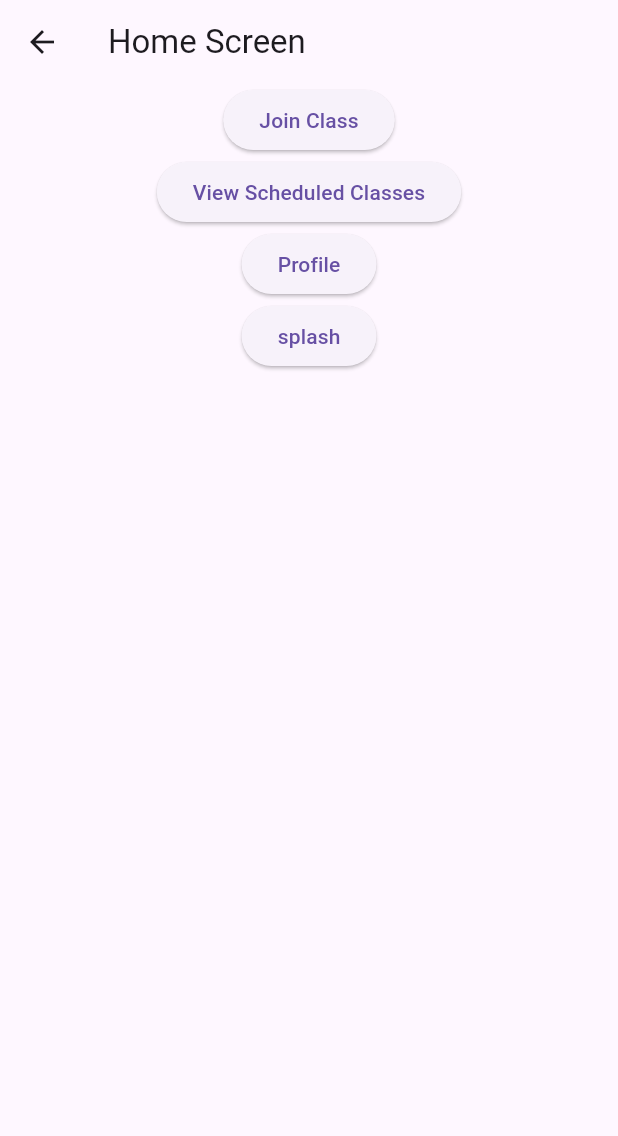
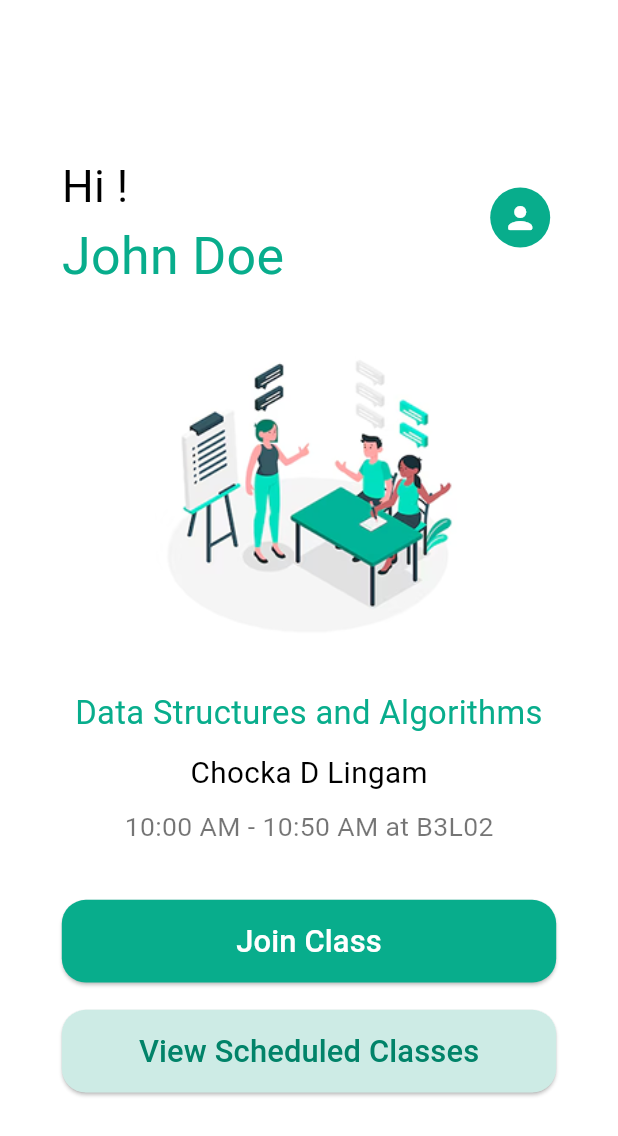
Before and after one commit to HorizonTechFoundation/HorizonClassroom, a Flutter app: the screen it shows after launch, on a phone screen of 412 x 824 dp. Shown: the top 1136 px of the screen. Run offline on Flutter 3.47's test engine with Material 3 defaults, Android fonts, the light colour scheme and no system bars; our stand-ins replace google_fonts; Roboto replaces fonts that are missing (Amaranth, Basic).

Commit message:
Home Page UI Completed

```diff
--- a/Frontend/horizon_classroom/lib/screens/home_screen.dart
+++ b/Frontend/horizon_classroom/lib/screens/home_screen.dart
@@ -1,4 +1,5 @@
 import 'package:flutter/material.dart';
+import 'package:google_fonts/google_fonts.dart';
 
 
 class HomeScreen extends StatefulWidget {
@@ -34,37 +35,144 @@ class _HomeScreenState extends State<HomeScreen> {
 
   @override
   Widget build(BuildContext context) {
+    double width = MediaQuery.of(context).size.width;
+    double height = MediaQuery.of(context).size.height;
+
+    String userName = "John Doe";
+
+    String className = "Data Structures and Algorithms";
+    String classTakenBy = "Chocka D Lingam";
+    String classTimeFrom = "10:00 AM";
+    String classTimeTo = "10:50 AM";
+    String classVenue = "B3L02";
+
     return Scaffold(
-      appBar: AppBar(title: const Text("Home Screen")),
+      backgroundColor: Colors.white,
       body: Center(
         child: Column(
           children:[
-            ElevatedButton(
+            SizedBox(
+              height: height * 0.126,
+              width: width,
+            ),
+            SizedBox(
+              height: height * 0.1,
+              width: width * 0.8,
+              child: Row(
+                mainAxisAlignment: MainAxisAlignment.spaceBetween,
+                children: [
+                  Column(
+                    mainAxisAlignment: MainAxisAlignment.center,
+                    crossAxisAlignment: CrossAxisAlignment.start,
+                    children: [
+                      Text("Hi !",
+                        style: GoogleFonts.amaranth(fontSize: width * 0.072, color:Color.fromARGB(255, 0, 0, 0)),
+                      ),
+                      Text(userName.isNotEmpty ? userName : "Unknown User",
+                        style: GoogleFonts.amaranth(fontSize: width * 0.084, color:Color(0xFF08AD8C)),
+                      ),
+                    ],
+                  ),
+                  IconButton(
+                    icon: const Icon(Icons.person_rounded, color:Color.fromARGB(255, 255, 255, 255)),
+                    style: IconButton.styleFrom(
+                      backgroundColor: Color(0xFF08AD8C),
+                      shape: RoundedRectangleBorder(
+                        borderRadius: BorderRadius.circular(360),
+                      ),
+                    ),
+                    onPressed: () {
+                      Navigator.pushNamed(context, '/profile');
+                    },
+                  ),
+                ],
+              ),
+            ),
+            SizedBox(
+              height: height * 0.05,
+              width: width,
+            ),
+            Image.asset(
+                'assets/HomeImage.png',
+                fit: BoxFit.contain,
+                width: width * 0.55,
+                height: height * 0.25,
+            ),
+            SizedBox(
+              height: height * 0.02,
+              width: width,
+            ),
+            SizedBox(
+              height: height * 0.15,
+              width: width * 0.8,
+              child: Column(
+                mainAxisAlignment: MainAxisAlignment.spaceEvenly,
+                children: [
+                  Flexible(
+                      child:Text(className,
+                      style: GoogleFonts.amaranth(fontSize: width * 0.053, color: const Color(0xFF08AD8C)),
+                      textAlign: TextAlign.center,
+                      maxLines: 2,
+                    ),
+                  ),
+                  Text(classTakenBy,
+                    style: GoogleFonts.basic(fontSize: width * 0.048, color: Colors.black),
+                  ),
+                  Text('$classTimeFrom - $classTimeTo at $classVenue',
+                    style: GoogleFonts.basic(fontSize: width * 0.043, color: Colors.black54),
+                  ),
+                ],
+              ),
+            ),
+            SizedBox(
+              height: height * 0.01,
+              width: width,
+            ),
+            SizedBox(
+              height: height * 0.2,
+              width: width * 0.8,
+              child: Column(
+                mainAxisAlignment: MainAxisAlignment.spaceEvenly,
+                crossAxisAlignment: CrossAxisAlignment.center,
+                children:[
+                  SizedBox(
+                    width: width * 0.8,
+                    height: height * 0.067,
+                    child: ElevatedButton(
+                      style: ElevatedButton.styleFrom(
+                        backgroundColor: const Color(0xFF08AD8C),
+                        shape: RoundedRectangleBorder(
+                          borderRadius: BorderRadius.circular(16),
+                        ),
+                      ),
                       onPressed: () {
                         Navigator.pushNamed(context, '/classroom');
                       },
-              child: const Text("Join Class"),
+                      child: Text("Join Class",
+                        style: GoogleFonts.amaranth(fontSize: width * 0.05, color: Colors.white),
                       ),
-            const SizedBox(width: 20),
-            ElevatedButton(
+                    ),
+                  ),
+                  SizedBox(
+                    width: width * 0.8,
+                    height: height * 0.067,
+                    child: ElevatedButton(
+                      style: ElevatedButton.styleFrom(
+                        backgroundColor: const Color(0xFFCDEBE5),
+                        shape: RoundedRectangleBorder(
+                          borderRadius: BorderRadius.circular(16),
+                        ),
+                      ),
                       onPressed: () {
                         Navigator.pushNamed(context, '/schedule');
                       },
-              child: const Text("View Scheduled Classes"),
+                      child: Text("View Scheduled Classes",
+                        style: GoogleFonts.amaranth(fontSize: width * 0.05, color: const Color(0xFF018369)),
                       ),
-            const SizedBox(width: 20),
-            ElevatedButton(
-              onPressed: () {
-                Navigator.pushNamed(context, '/profile');
-              },
-              child: const Text("Profile"),
                     ),
-            const SizedBox(width: 20),
-            ElevatedButton(
-              onPressed: () {
-                Navigator.pushNamed(context, '/splash');
-              },
-              child: const Text("splash"),
+                  )
+                ]
+              )
             ),
           ],
         )
--- a/Frontend/horizon_classroom/pubspec.yaml
+++ b/Frontend/horizon_classroom/pubspec.yaml
@@ -63,6 +63,7 @@ flutter:
     - assets/splash.png
     - assets/welcomeImage.png
     - assets/LoginImage.png
+    - assets/HomeImage.png
 
   # An image asset can refer to one or more resolution-specific "variants", see
   # https://flutter.dev/to/resolution-aware-images
```
Also changed, not shown: Frontend/horizon_classroom/assets/HomeImage.png (added). Lines whose indentation alone changed are shown as unchanged.
